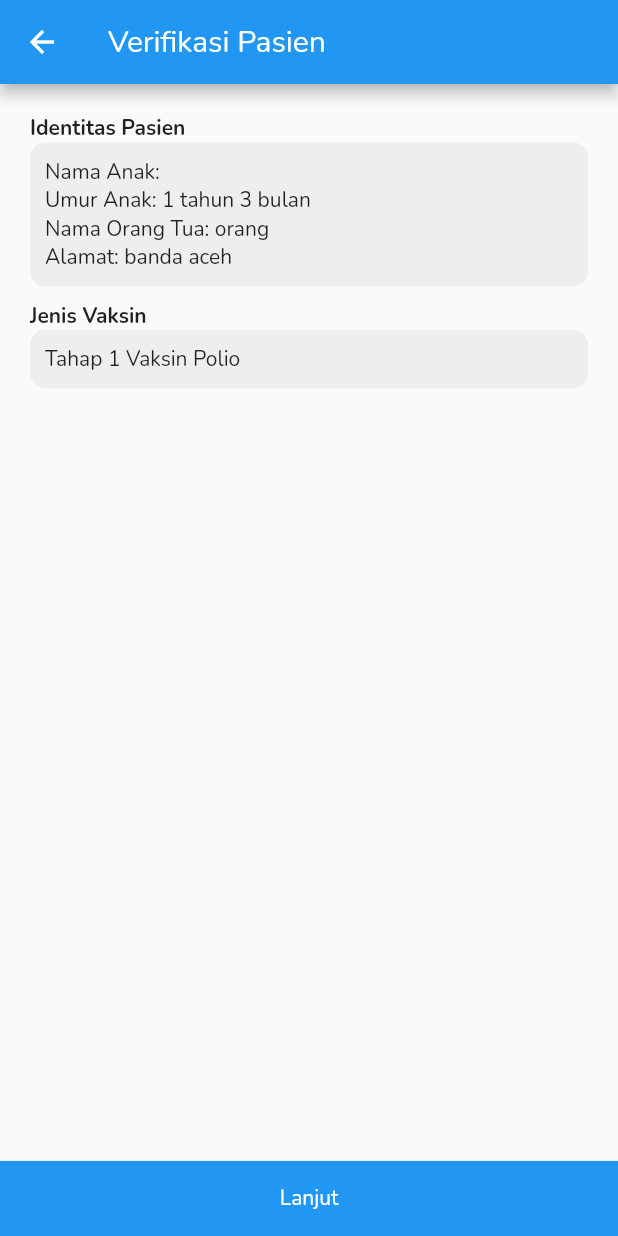
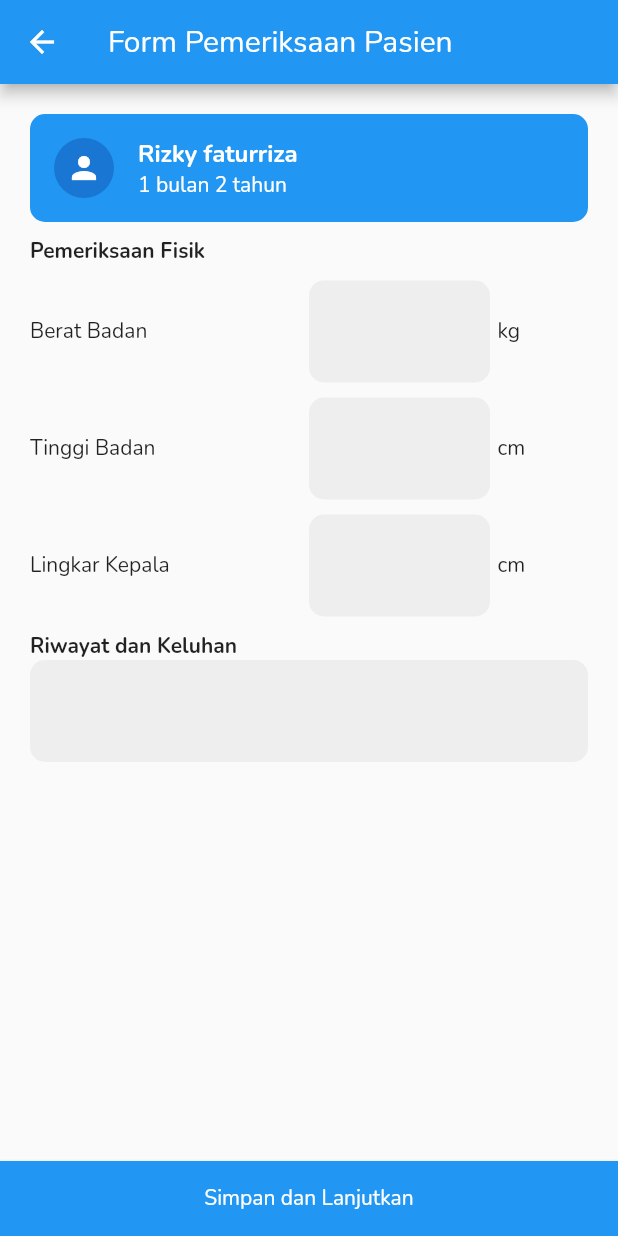
Before and after one commit to seribasa/e-nakes, a Flutter app: the VerifikasiPasienScreen screen opened directly, after a tap on "Lanjut", on a phone screen of 412 x 824 dp. Run offline on Flutter 3.47's test engine with Material 2 defaults, Android fonts, the phone set to English and light mode, and no system bars; our stand-ins replace bloc, cached_network_image, cloud_firestore, country_code_picker, equatable, firebase_auth and 8 more; missing offline and left inert: qr_code_scanner; accounts and stored records are empty.

Commit message:
implement form pemeriksaan

```diff
--- /dev/null
+++ b/lib/core/widgets/pasien_card.dart
@@ -0,0 +1,29 @@
+import 'package:flutter/material.dart';
+
+class PasienCard extends StatelessWidget {
+  final String? nama;
+  final String? umur;
+  const PasienCard({Key? key, this.nama, this.umur}) : super(key: key);
+
+  @override
+  Widget build(BuildContext context) {
+    return ListTile(
+      leading: const CircleAvatar(
+        child: Icon(Icons.person),
+      ),
+      shape: RoundedRectangleBorder(
+        borderRadius: BorderRadius.circular(10),
+      ),
+      tileColor: Colors.blue,
+      title: Text(
+        '$nama',
+        style:
+            const TextStyle(fontWeight: FontWeight.w600, color: Colors.white),
+      ),
+      subtitle: Text(
+        '$umur',
+        style: const TextStyle(color: Colors.white),
+      ),
+    );
+  }
+}
--- a/lib/features/rekam_medis/presentation/screens/pemeriksaan/form_pemeriksaan_screen.dart
+++ b/lib/features/rekam_medis/presentation/screens/pemeriksaan/form_pemeriksaan_screen.dart
@@ -0,0 +1,198 @@
+import 'package:eimunisasi_nakes/core/widgets/pasien_card.dart';
+import 'package:flutter/material.dart';
+
+class FormPemeriksaanScreen extends StatelessWidget {
+  const FormPemeriksaanScreen({Key? key}) : super(key: key);
+
+  @override
+  Widget build(BuildContext context) {
+    return Scaffold(
+      appBar: AppBar(
+        title: const Text('Form Pemeriksaan Pasien'),
+      ),
+      body: SingleChildScrollView(
+        child: Padding(
+          padding: const EdgeInsets.all(20.0),
+          child: Column(
+            crossAxisAlignment: CrossAxisAlignment.start,
+            children: const [
+              PasienCard(
+                nama: 'Rizky faturriza',
+                umur: '1 bulan 2 tahun',
+              ),
+              SizedBox(height: 10),
+              _PemeriksaanFisik(),
+              SizedBox(height: 10),
+              _RiwayatKeluhan()
+            ],
+          ),
+        ),
+      ),
+      bottomNavigationBar: _NextButton(),
+    );
+  }
+}
+
+class _FormField extends StatelessWidget {
+  const _FormField({Key? key}) : super(key: key);
+
+  @override
+  Widget build(BuildContext context) {
+    return Container(
+      width: double.infinity,
+      padding: const EdgeInsets.all(10),
+      decoration: BoxDecoration(
+        borderRadius: BorderRadius.circular(10),
+        color: Colors.grey[200],
+      ),
+      child: const TextField(
+        keyboardType: TextInputType.number,
+        decoration: InputDecoration(
+          border: InputBorder.none,
+        ),
+      ),
+    );
+  }
+}
+
+class _BeratBadanForm extends StatelessWidget {
+  const _BeratBadanForm({Key? key}) : super(key: key);
+
+  @override
+  Widget build(BuildContext context) {
+    return Row(
+      children: const [
+        Expanded(flex: 3, child: Text('Berat Badan')),
+        SizedBox(width: 5),
+        Expanded(flex: 2, child: _FormField()),
+        SizedBox(width: 5),
+        Expanded(flex: 1, child: Text('kg')),
+      ],
+    );
+  }
+}
+
+class TinggiBadanForm extends StatelessWidget {
+  const TinggiBadanForm({Key? key}) : super(key: key);
+
+  @override
+  Widget build(BuildContext context) {
+    return Row(
+      children: const [
+        Expanded(flex: 3, child: Text('Tinggi Badan')),
+        SizedBox(width: 5),
+        Expanded(flex: 2, child: _FormField()),
+        SizedBox(width: 5),
+        Expanded(flex: 1, child: Text('cm')),
+      ],
+    );
+  }
+}
+
+class LingkarKepalaForm extends StatelessWidget {
+  const LingkarKepalaForm({Key? key}) : super(key: key);
+
+  @override
+  Widget build(BuildContext context) {
+    return Row(
+      children: const [
+        Expanded(flex: 3, child: Text('Lingkar Kepala')),
+        SizedBox(width: 5),
+        Expanded(flex: 2, child: _FormField()),
+        SizedBox(width: 5),
+        Expanded(flex: 1, child: Text('cm')),
+      ],
+    );
+  }
+}
+
+class SuhuForm extends StatelessWidget {
+  const SuhuForm({Key? key}) : super(key: key);
+
+  @override
+  Widget build(BuildContext context) {
+    return Row(
+      children: const [
+        Text('Suhu'),
+        SizedBox(width: 5),
+        Expanded(child: _FormField()),
+        SizedBox(width: 5),
+        Text('°C'),
+      ],
+    );
+  }
+}
+
+class _PemeriksaanFisik extends StatelessWidget {
+  const _PemeriksaanFisik({Key? key}) : super(key: key);
+
+  @override
+  Widget build(BuildContext context) {
+    return Column(
+      crossAxisAlignment: CrossAxisAlignment.start,
+      children: const [
+        Text(
+          'Pemeriksaan Fisik',
+          style: TextStyle(fontWeight: FontWeight.bold),
+        ),
+        SizedBox(height: 10),
+        _BeratBadanForm(),
+        SizedBox(height: 10),
+        TinggiBadanForm(),
+        SizedBox(height: 10),
+        LingkarKepalaForm(),
+      ],
+    );
+  }
+}
+
+class _RiwayatKeluhan extends StatelessWidget {
+  const _RiwayatKeluhan({Key? key}) : super(key: key);
+
+  @override
+  Widget build(BuildContext context) {
+    return Column(
+      crossAxisAlignment: CrossAxisAlignment.start,
+      children: [
+        const Text(
+          'Riwayat dan Keluhan',
+          style: TextStyle(fontWeight: FontWeight.bold),
+        ),
+        Container(
+          width: double.infinity,
+          padding: const EdgeInsets.all(10),
+          decoration: BoxDecoration(
+            borderRadius: BorderRadius.circular(10),
+            color: Colors.grey[200],
+          ),
+          child: const TextField(
+            minLines: 1,
+            maxLines: 10,
+            decoration: InputDecoration(
+              border: InputBorder.none,
+            ),
+          ),
+        ),
+      ],
+    );
+  }
+}
+
+class _NextButton extends StatelessWidget {
+  const _NextButton({Key? key}) : super(key: key);
+
+  @override
+  Widget build(BuildContext context) {
+    return SizedBox(
+      width: double.infinity,
+      height: 50,
+      child: ElevatedButton(
+        style: ElevatedButton.styleFrom(
+            shape:
+                const RoundedRectangleBorder(borderRadius: BorderRadius.zero)),
+        child: const Text("Simpan dan Lanjutkan"),
+        onPressed: () {},
+      ),
+    );
+  }
+}
--- a/lib/features/rekam_medis/presentation/screens/pemeriksaan/verifikasi_pasien_screen.dart
+++ b/lib/features/rekam_medis/presentation/screens/pemeriksaan/verifikasi_pasien_screen.dart
@@ -1,5 +1,6 @@
 import 'dart:convert';
 
+import 'package:eimunisasi_nakes/features/rekam_medis/presentation/screens/pemeriksaan/form_pemeriksaan_screen.dart';
 import 'package:flutter/material.dart';
 import 'package:qr_code_scanner/qr_code_scanner.dart';
 
@@ -126,7 +127,11 @@ class _NextButton extends StatelessWidget {
             shape:
                 const RoundedRectangleBorder(borderRadius: BorderRadius.zero)),
         child: const Text("Lanjut"),
-        onPressed: () {},
+        onPressed: () {
+          Navigator.push(context, MaterialPageRoute(builder: (context) {
+            return FormPemeriksaanScreen();
+          }));
+        },
       ),
     );
   }
```
Also changed, not shown: lib/features/rekam_medis/presentation/screens/rekam_medis_pasien/rekam_medis_pasien_screen.dart (+0 -82 lines).
